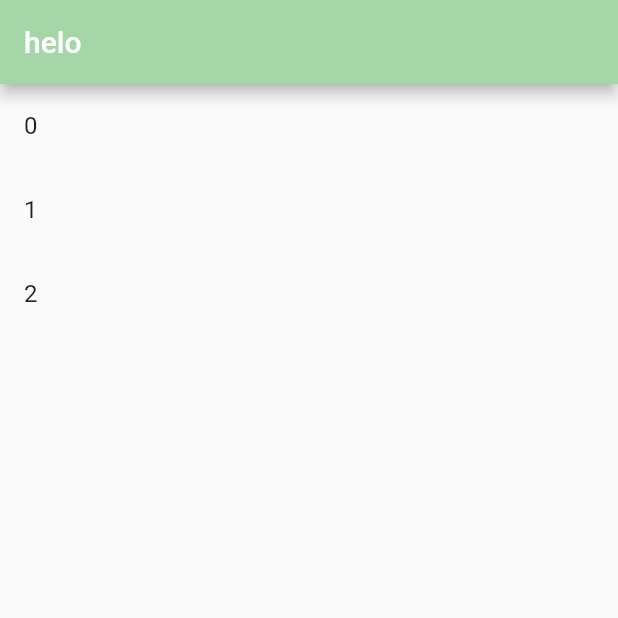
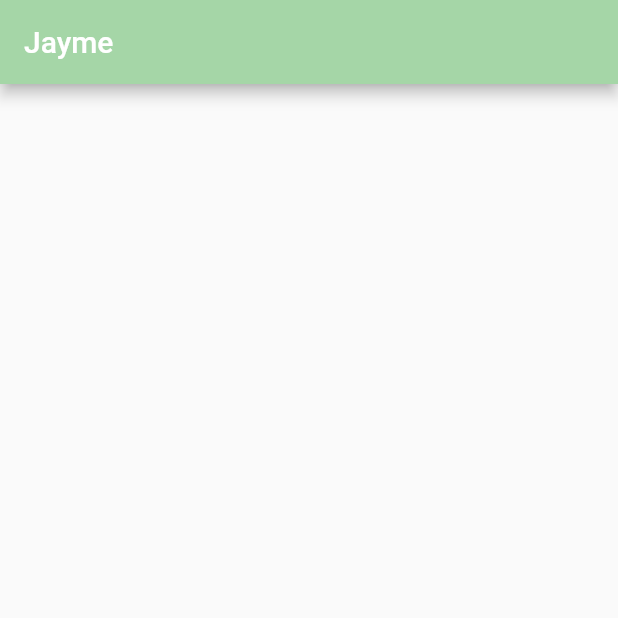
Before and after one commit to DRP-18/app, a Flutter app: the screen it shows after launch, after a tap on the "send" icon, on a phone screen of 412 x 824 dp, the top half of it. Run offline on Flutter 3.47's test engine with Material 2 defaults, Android fonts, the phone set to English and light mode, and no system bars.

Commit message:
Updated message style

```diff
--- a/hello_flutter/lib/messaging.dart
+++ b/hello_flutter/lib/messaging.dart
@@ -9,8 +9,9 @@ class MessagingWidget extends StatefulWidget {
 
 class _MessagingWidgetState extends State<MessagingWidget> {
   late TextEditingController _controller;
-  String _title = "hello";
-  String _pseudoTitle = "helo";
+  String name = "Jayme";
+  String _msgBuffer = "";
+  final _messages = <String>[];
 
   @override
   void initState() {
@@ -24,24 +25,41 @@ class _MessagingWidgetState extends State<MessagingWidget> {
     super.dispose();
   }
 
+  Widget _buildMessages() {
+    return ListView.builder(
+      itemBuilder: (context, i) {
+        var msg = _messages[i];
+        var mine = msg.startsWith(name);
+        return ListTile(
+          title: Align(
+            alignment: mine ? Alignment.topRight : Alignment.topLeft,
+            child: Container(
+              padding: EdgeInsets.all(10),
+              decoration: BoxDecoration(
+                color: mine ? Colors.grey[200] : Colors.blue[200],
+                borderRadius: const BorderRadius.all(
+                  const Radius.circular(10)
+                ),
+              ),
+              child: Text(msg)
+              ),
+          ),
+        );
+      },
+      itemCount: _messages.length,
+    );
+  }
+
   @override
   Widget build(BuildContext context) {
     return Scaffold(
         appBar: AppBar(
-          title: Text(_title),
+          title: Text(name),
           backgroundColor: Colors.green[200],
         ),
         body: Column(
           children: [
-            Flexible(
-              child: ListView(
-                children: [
-                  ListTile(title: Text("0")),
-                  ListTile(title: Text("1")),
-                  ListTile(title: Text("2")),
-                ],
-              ),
-            ),
+            Flexible(child: _buildMessages()),
             Row(
               children: [
                 Flexible(
@@ -58,7 +76,7 @@ class _MessagingWidgetState extends State<MessagingWidget> {
                       maxLines: 3,
                       controller: _controller,
                       onChanged: (String value) {
-                        _pseudoTitle = value;
+                        _msgBuffer = value;
                       },
                     ),
                   ),
@@ -66,9 +84,12 @@ class _MessagingWidgetState extends State<MessagingWidget> {
                 FloatingActionButton(
                     onPressed: () {
                       setState(() {
-                        _title = _pseudoTitle;
-                        FocusScope.of(context).unfocus();
-                        _controller.clear();
+                        if (_msgBuffer != "") {
+                          _messages.add(_msgBuffer);
+                          FocusScope.of(context).unfocus();
+                          _controller.clear();
+                          _msgBuffer = "";
+                        }
                       });
                     },
                     backgroundColor: Colors.green[200],
```
Also changed, not shown: hello_flutter/lib/main.dart (+0 -105 lines).
